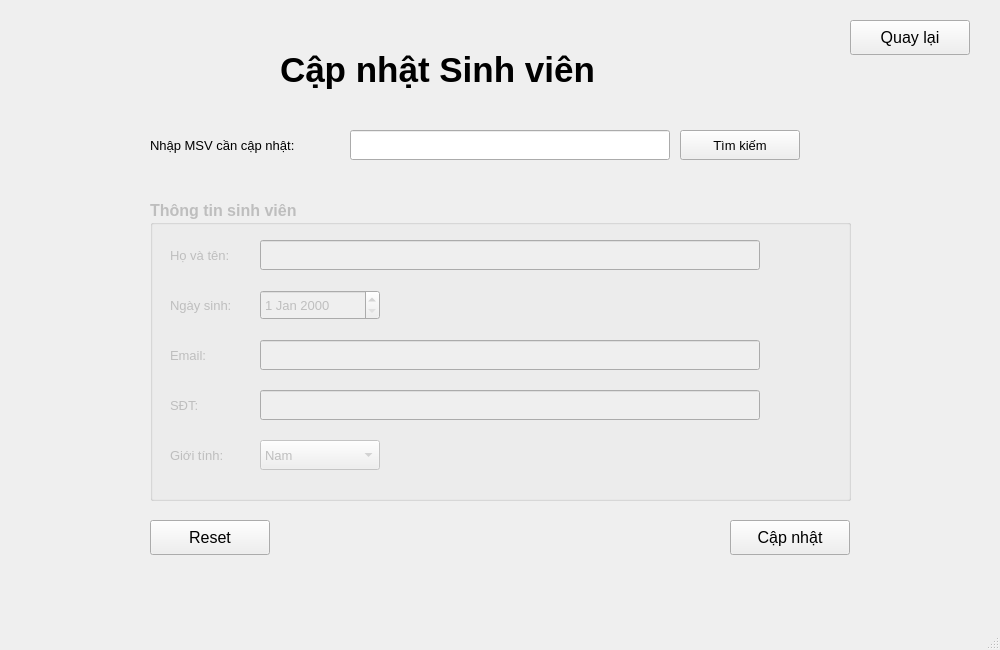
The window that projectPy/UpdateSV.ui (Nhat2510/project-Python) describes before a commit, drawn with Qt 5.
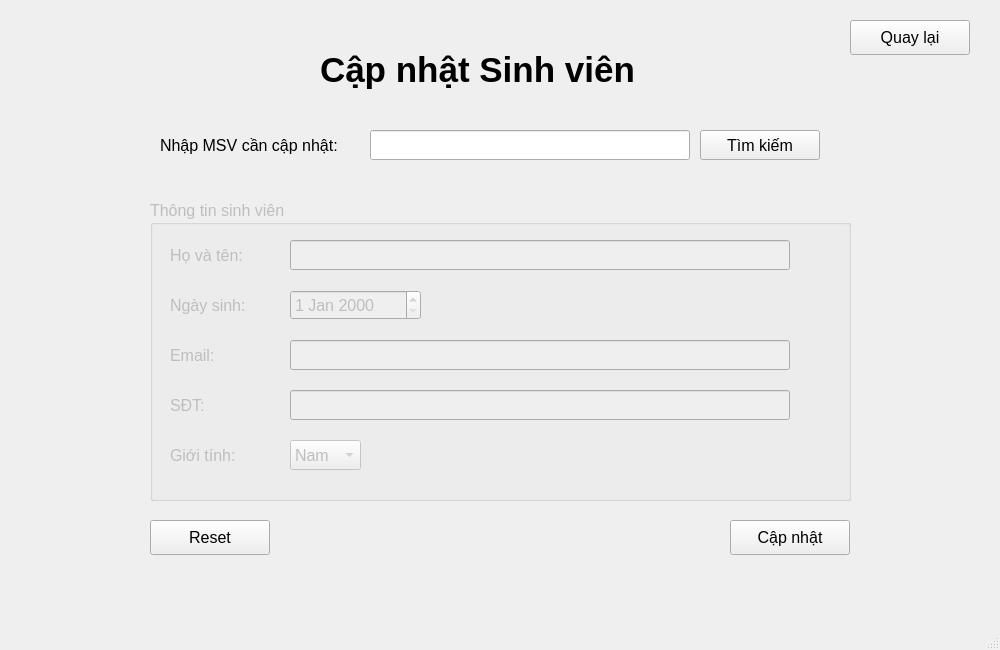
The same window after the commit.

```diff
--- a/projectPy/UpdateSV.ui
+++ b/projectPy/UpdateSV.ui
@@ -17,15 +17,15 @@
    <widget class="QLabel" name="label_3">
     <property name="geometry">
      <rect>
-      <x>150</x>
+      <x>160</x>
       <y>130</y>
-      <width>191</width>
+      <width>221</width>
       <height>31</height>
      </rect>
     </property>
     <property name="font">
      <font>
-      <pointsize>10</pointsize>
+      <pointsize>12</pointsize>
      </font>
     </property>
     <property name="text">
@@ -55,7 +55,7 @@
    <widget class="QLabel" name="label">
     <property name="geometry">
      <rect>
-      <x>280</x>
+      <x>320</x>
       <y>40</y>
       <width>421</width>
       <height>60</height>
@@ -75,7 +75,7 @@
    <widget class="QLineEdit" name="Masv">
     <property name="geometry">
      <rect>
-      <x>350</x>
+      <x>370</x>
       <y>130</y>
       <width>320</width>
       <height>30</height>
@@ -83,7 +83,7 @@
     </property>
     <property name="font">
      <font>
-      <pointsize>10</pointsize>
+      <pointsize>12</pointsize>
      </font>
     </property>
     <property name="text">
@@ -105,8 +105,6 @@
     <property name="font">
      <font>
       <pointsize>12</pointsize>
-      <weight>75</weight>
-      <bold>true</bold>
      </font>
     </property>
     <property name="title">
@@ -117,13 +115,13 @@
       <rect>
        <x>20</x>
        <y>190</y>
-       <width>81</width>
+       <width>100</width>
        <height>31</height>
       </rect>
      </property>
      <property name="font">
       <font>
-       <pointsize>10</pointsize>
+       <pointsize>12</pointsize>
        <weight>50</weight>
        <bold>false</bold>
       </font>
@@ -135,7 +133,7 @@
     <widget class="QLineEdit" name="SDT">
      <property name="geometry">
       <rect>
-       <x>110</x>
+       <x>140</x>
        <y>190</y>
        <width>500</width>
        <height>30</height>
@@ -143,7 +141,7 @@
      </property>
      <property name="font">
       <font>
-       <pointsize>10</pointsize>
+       <pointsize>12</pointsize>
        <weight>50</weight>
        <bold>false</bold>
       </font>
@@ -157,13 +155,13 @@
       <rect>
        <x>20</x>
        <y>240</y>
-       <width>81</width>
+       <width>100</width>
        <height>31</height>
       </rect>
      </property>
      <property name="font">
       <font>
-       <pointsize>10</pointsize>
+       <pointsize>12</pointsize>
        <weight>50</weight>
        <bold>false</bold>
       </font>
@@ -175,7 +173,7 @@
     <widget class="QLineEdit" name="name">
      <property name="geometry">
       <rect>
-       <x>110</x>
+       <x>140</x>
        <y>40</y>
        <width>500</width>
        <height>30</height>
@@ -183,7 +181,7 @@
      </property>
      <property name="font">
       <font>
-       <pointsize>10</pointsize>
+       <pointsize>12</pointsize>
        <weight>50</weight>
        <bold>false</bold>
       </font>
@@ -195,7 +193,7 @@
     <widget class="QLineEdit" name="Email">
      <property name="geometry">
       <rect>
-       <x>110</x>
+       <x>140</x>
        <y>140</y>
        <width>500</width>
        <height>30</height>
@@ -203,7 +201,7 @@
      </property>
      <property name="font">
       <font>
-       <pointsize>10</pointsize>
+       <pointsize>12</pointsize>
        <weight>50</weight>
        <bold>false</bold>
       </font>
@@ -215,15 +213,15 @@
     <widget class="QDateEdit" name="Ngay_sinh">
      <property name="geometry">
       <rect>
-       <x>110</x>
+       <x>140</x>
        <y>90</y>
-       <width>120</width>
+       <width>131</width>
        <height>30</height>
       </rect>
      </property>
      <property name="font">
       <font>
-       <pointsize>10</pointsize>
+       <pointsize>12</pointsize>
        <weight>50</weight>
        <bold>false</bold>
       </font>
@@ -234,13 +232,13 @@
       <rect>
        <x>20</x>
        <y>140</y>
-       <width>81</width>
+       <width>100</width>
        <height>31</height>
       </rect>
      </property>
      <property name="font">
       <font>
-       <pointsize>10</pointsize>
+       <pointsize>12</pointsize>
        <weight>50</weight>
        <bold>false</bold>
       </font>
@@ -254,13 +252,13 @@
       <rect>
        <x>20</x>
        <y>40</y>
-       <width>81</width>
+       <width>100</width>
        <height>31</height>
       </rect>
      </property>
      <property name="font">
       <font>
-       <pointsize>10</pointsize>
+       <pointsize>12</pointsize>
        <weight>50</weight>
        <bold>false</bold>
       </font>
@@ -272,15 +270,15 @@
     <widget class="QComboBox" name="Gioi_tinh">
      <property name="geometry">
       <rect>
-       <x>110</x>
+       <x>140</x>
        <y>240</y>
-       <width>120</width>
+       <width>71</width>
        <height>30</height>
       </rect>
      </property>
      <property name="font">
       <font>
-       <pointsize>10</pointsize>
+       <pointsize>12</pointsize>
        <weight>50</weight>
        <bold>false</bold>
       </font>
@@ -301,13 +299,13 @@
       <rect>
        <x>20</x>
        <y>90</y>
-       <width>81</width>
+       <width>100</width>
        <height>31</height>
       </rect>
      </property>
      <property name="font">
       <font>
-       <pointsize>10</pointsize>
+       <pointsize>12</pointsize>
        <weight>50</weight>
        <bold>false</bold>
       </font>
@@ -320,7 +318,7 @@
    <widget class="QPushButton" name="btnsearch">
     <property name="geometry">
      <rect>
-      <x>680</x>
+      <x>700</x>
       <y>130</y>
       <width>120</width>
       <height>30</height>
@@ -328,9 +326,7 @@
     </property>
     <property name="font">
      <font>
-      <pointsize>10</pointsize>
-      <weight>50</weight>
-      <bold>false</bold>
+      <pointsize>12</pointsize>
      </font>
     </property>
     <property name="text">
```
